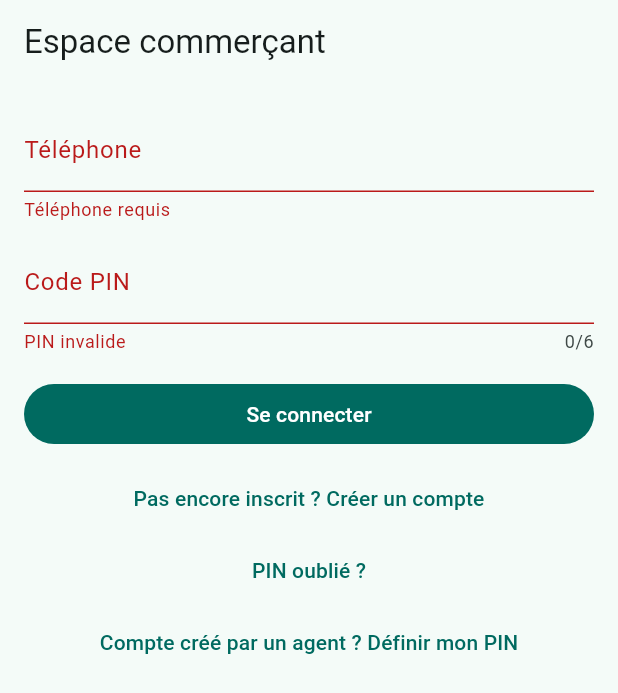
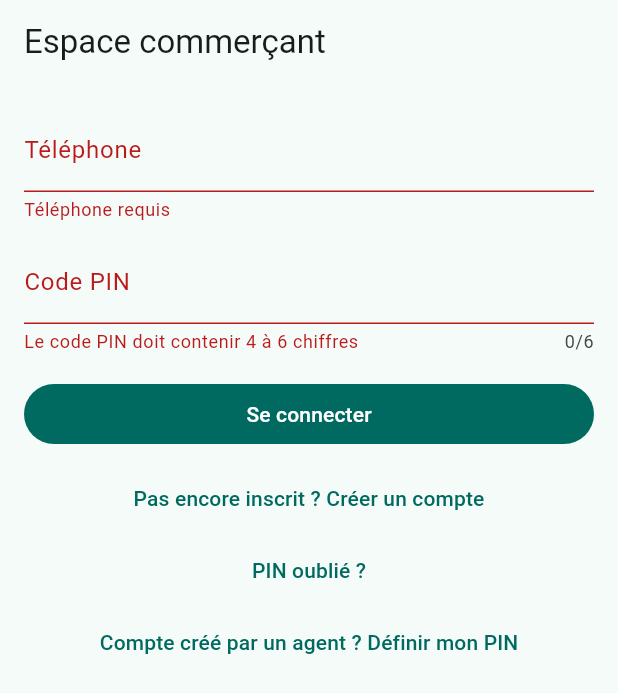
Before and after one commit to ecolealgerienne-ui/echangopromo, a Flutter app: the CommercantLoginScreen screen opened by its route, after a tap on "Se connecter", on a phone screen of 412 x 824 dp. Shown: the top 693 px of the screen. Run offline on Flutter 3.47's test engine with Material 3 defaults, Android fonts, the phone set to English and light mode, and no system bars; our stand-ins replace cached_network_image, dio, flutter_image_compress, flutter_riverpod, flutter_secure_storage, geolocator and 3 more; accounts and stored records are empty; network calls fail.

Commit message:
mobile: décision PIN 4-6 chiffres + validateur partagé
Backend et specs disaient déjà 4-6 chiffres (depuis la suppression de
l'OTP), seul AUDIT_V0.md gardait la mention "4 fixes" obsolète.
Remplace les 4 validateurs dupliqués côté mobile (qui ne vérifiaient
qu'une longueur minimale) par un validateur partagé miroir de la regex
backend (^\d{4,6}$).

```diff
--- a/apps/mobile/lib/features/commercant/screens/commercant_login_screen.dart
+++ b/apps/mobile/lib/features/commercant/screens/commercant_login_screen.dart
@@ -5,6 +5,7 @@ import '../../../data/api/api_exception.dart';
 import '../../../domain/models/auth_session.dart';
 import '../../../providers/auth_provider.dart';
 import '../../../providers/core_providers.dart';
+import '../../shared/validators/pin_validator.dart';
 import '../../shared/widgets/error_text.dart';
 import '../../shared/widgets/loading_button.dart';
 
@@ -83,7 +84,7 @@ class _CommercantLoginScreenState extends ConsumerState<CommercantLoginScreen> {
                 keyboardType: TextInputType.number,
                 obscureText: true,
                 maxLength: 6,
-                validator: (v) => (v == null || v.length < 4) ? 'PIN invalide' : null,
+                validator: validatePin,
               ),
               TextFormField(
                 controller: pinConfirmController,
@@ -173,7 +174,7 @@ class _CommercantLoginScreenState extends ConsumerState<CommercantLoginScreen> {
                 keyboardType: TextInputType.number,
                 obscureText: true,
                 maxLength: 6,
-                validator: (v) => (v == null || v.length < 4) ? 'PIN invalide' : null,
+                validator: validatePin,
               ),
               ErrorText(_error),
               const SizedBox(height: 16),
--- a/apps/mobile/lib/features/commercant/screens/commercant_register_screen.dart
+++ b/apps/mobile/lib/features/commercant/screens/commercant_register_screen.dart
@@ -7,6 +7,7 @@ import '../../../data/api/api_exception.dart';
 import '../../../domain/enums/categorie.dart';
 import '../../../domain/models/auth_session.dart';
 import '../../../providers/auth_provider.dart';
+import '../../shared/validators/pin_validator.dart';
 import '../../shared/widgets/commercant_fields_form.dart';
 import '../../shared/widgets/error_text.dart';
 import '../../shared/widgets/loading_button.dart';
@@ -121,7 +122,7 @@ class _CommercantRegisterScreenState extends ConsumerState<CommercantRegisterScr
                 keyboardType: TextInputType.number,
                 obscureText: true,
                 maxLength: 6,
-                validator: (v) => (v == null || v.length < 4) ? 'PIN invalide' : null,
+                validator: validatePin,
               ),
               TextFormField(
                 controller: _pinConfirmController,
--- /dev/null
+++ b/apps/mobile/lib/features/shared/validators/pin_validator.dart
@@ -0,0 +1,10 @@
+final RegExp _pinPattern = RegExp(r'^\d{4,6}$');
+
+/// Miroir de la regex backend (`^\d{4,6}$`, decision produit tranchée :
+/// 4 à 6 chiffres, cf. specs §3.2) — pas seulement une longueur minimale.
+String? validatePin(String? value) {
+  if (value == null || !_pinPattern.hasMatch(value)) {
+    return 'Le code PIN doit contenir 4 à 6 chiffres';
+  }
+  return null;
+}
```
Also changed, not shown: 2 other files.
